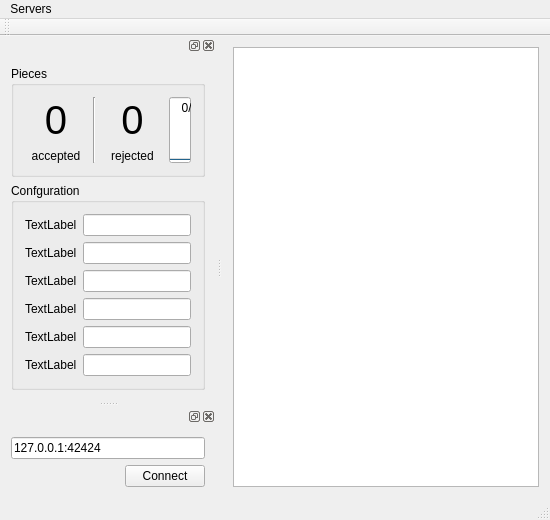
This is WindowClient/mainwindow.ui in modSquad/cmmai as Qt 5 draws it before an edit. The edited form follows.
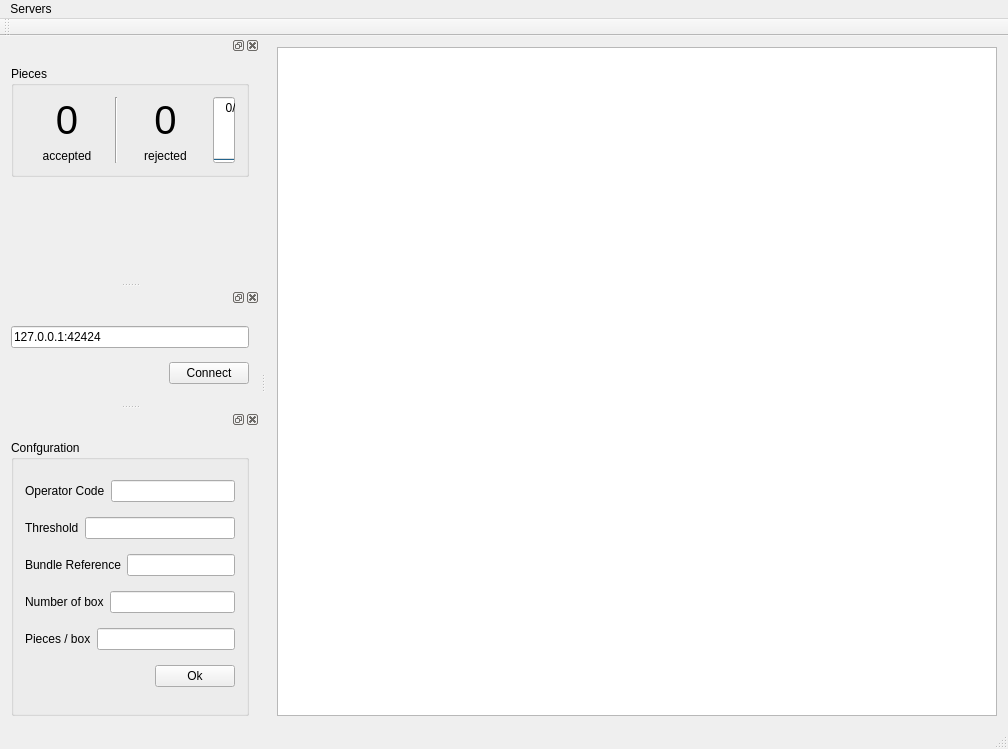
This is the edited form.

```diff
--- a/WindowClient/mainwindow.ui
+++ b/WindowClient/mainwindow.ui
@@ -6,8 +6,8 @@
    <rect>
     <x>0</x>
     <y>0</y>
-    <width>550</width>
-    <height>466</height>
+    <width>1008</width>
+    <height>749</height>
    </rect>
   </property>
   <property name="windowTitle">
@@ -62,8 +62,8 @@
     <rect>
      <x>0</x>
      <y>0</y>
-     <width>550</width>
-     <height>22</height>
+     <width>1008</width>
+     <height>29</height>
     </rect>
    </property>
    <widget class="QMenu" name="menuServers">
@@ -89,7 +89,7 @@
    </attribute>
    <widget class="QWidget" name="dockWidgetContents">
     <layout class="QGridLayout" name="gridLayout_2">
-     <item row="12" column="0">
+     <item row="11" column="0">
       <spacer name="verticalSpacer">
        <property name="orientation">
         <enum>Qt::Vertical</enum>
@@ -208,99 +208,6 @@
        </layout>
       </widget>
      </item>
-     <item row="11" column="0">
-      <widget class="QGroupBox" name="configurationLayout">
-       <property name="title">
-        <string>Confguration</string>
-       </property>
-       <layout class="QVBoxLayout" name="verticalLayout">
-        <item>
-         <layout class="QHBoxLayout" name="triggerLayout">
-          <item>
-           <widget class="QLabel" name="triggerLabel">
-            <property name="text">
-             <string>TextLabel</string>
-            </property>
-           </widget>
-          </item>
-          <item>
-           <widget class="QLineEdit" name="trigger"/>
-          </item>
-         </layout>
-        </item>
-        <item>
-         <layout class="QHBoxLayout" name="OperatorCodeLayout_3">
-          <item>
-           <widget class="QLabel" name="operatoCodeLabel_3">
-            <property name="text">
-             <string>TextLabel</string>
-            </property>
-           </widget>
-          </item>
-          <item>
-           <widget class="QLineEdit" name="operatorCode_3"/>
-          </item>
-         </layout>
-        </item>
-        <item>
-         <layout class="QHBoxLayout" name="OperatorCodeLayout_4">
-          <item>
-           <widget class="QLabel" name="operatoCodeLabel_4">
-            <property name="text">
-             <string>TextLabel</string>
-            </property>
-           </widget>
-          </item>
-          <item>
-           <widget class="QLineEdit" name="operatorCode_4"/>
-          </item>
-         </layout>
-        </item>
-        <item>
-         <layout class="QHBoxLayout" name="OperatorCodeLayout">
-          <item>
-           <widget class="QLabel" name="operatoCodeLabel">
-            <property name="text">
-             <string>TextLabel</string>
-            </property>
-           </widget>
-          </item>
-          <item>
-           <widget class="QLineEdit" name="operatorCode"/>
-          </item>
-         </layout>
-        </item>
-        <item>
-         <layout class="QHBoxLayout" name="OperatorCodeLayout_6">
-          <item>
-           <widget class="QLabel" name="operatoCodeLabel_6">
-            <property name="text">
-             <string>TextLabel</string>
-            </property>
-           </widget>
-          </item>
-          <item>
-           <widget class="QLineEdit" name="operatorCode_6"/>
-          </item>
-         </layout>
-        </item>
-        <item>
-         <layout class="QHBoxLayout" name="OperatorCodeLayout_5">
-          <item>
-           <widget class="QLabel" name="operatoCodeLabel_5">
-            <property name="text">
-             <string>TextLabel</string>
-            </property>
-           </widget>
-          </item>
-          <item>
-           <widget class="QLineEdit" name="operatorCode_5"/>
-          </item>
-         </layout>
-        </item>
-       </layout>
-      </widget>
-     </item>
     </layout>
    </widget>
   </widget>
@@ -351,6 +258,118 @@
     </layout>
    </widget>
   </widget>
+  <widget class="QDockWidget" name="dockWidget_2">
+   <attribute name="dockWidgetArea">
+    <number>1</number>
+   </attribute>
+   <widget class="QWidget" name="dockWidgetContents_2">
+    <layout class="QVBoxLayout" name="verticalLayout_2">
+     <item>
+      <widget class="QGroupBox" name="configurationLayout">
+       <property name="title">
+        <string>Confguration</string>
+       </property>
+       <layout class="QVBoxLayout" name="verticalLayout">
+        <item>
+         <layout class="QHBoxLayout" name="OperatorCodeLayout">
+          <item>
+           <widget class="QLabel" name="operatoCodeLabel">
+            <property name="text">
+             <string>Operator Code</string>
+            </property>
+           </widget>
+          </item>
+          <item>
+           <widget class="QLineEdit" name="operatorCode"/>
+          </item>
+         </layout>
+        </item>
+        <item>
+         <layout class="QHBoxLayout" name="thresholdLayout">
+          <item>
+           <widget class="QLabel" name="thresholdLabel">
+            <property name="text">
+             <string>Threshold</string>
+            </property>
+           </widget>
+          </item>
+          <item>
+           <widget class="QLineEdit" name="threshold"/>
+          </item>
+         </layout>
+        </item>
+        <item>
+         <layout class="QHBoxLayout" name="bundleReferenceLayout">
+          <item>
+           <widget class="QLabel" name="bundleReferenceLabel">
+            <property name="text">
+             <string>Bundle Reference</string>
+            </property>
+           </widget>
+          </item>
+          <item>
+           <widget class="QLineEdit" name="bundleReference"/>
+          </item>
+         </layout>
+        </item>
+        <item>
+         <layout class="QHBoxLayout" name="numberOfBoxLayout">
+          <item>
+           <widget class="QLabel" name="numberOfBoxLabel">
+            <property name="text">
+             <string>Number of box</string>
+            </property>
+           </widget>
+          </item>
+          <item>
+           <widget class="QLineEdit" name="numberOfBox"/>
+          </item>
+         </layout>
+        </item>
+        <item>
+         <layout class="QHBoxLayout" name="piecesBoxLayout">
+          <item>
+           <widget class="QLabel" name="piecesBoxLavbel">
+            <property name="text">
+             <string>Pieces / box</string>
+            </property>
+           </widget>
+          </item>
+          <item>
+           <widget class="QLineEdit" name="piecesBox"/>
+          </item>
+         </layout>
+        </item>
+        <item>
+         <layout class="QHBoxLayout" name="sendConfigButtonLayout">
+          <item>
+           <spacer name="sendConfigButtonSpacer">
+            <property name="orientation">
+             <enum>Qt::Horizontal</enum>
+            </property>
+            <property name="sizeHint" stdset="0">
+             <size>
+              <width>40</width>
+              <height>20</height>
+             </size>
+            </property>
+           </spacer>
+          </item>
+          <item>
+           <widget class="QPushButton" name="sendConfigButton">
+            <property name="text">
+             <string>Ok</string>
+            </property>
+           </widget>
+          </item>
+         </layout>
+        </item>
+       </layout>
+      </widget>
+     </item>
+    </layout>
+   </widget>
+  </widget>
   <action name="actionConnect">
    <property name="text">
     <string>Connect</string>
```
